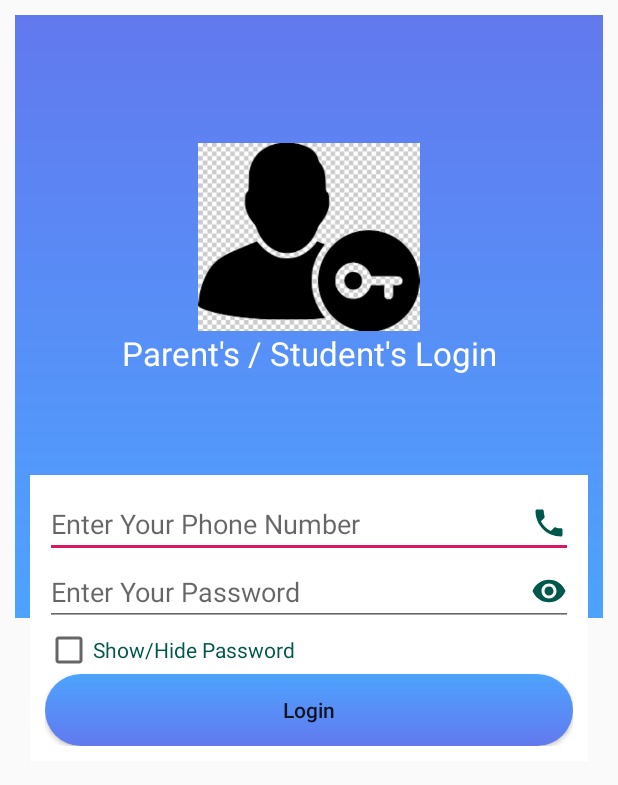
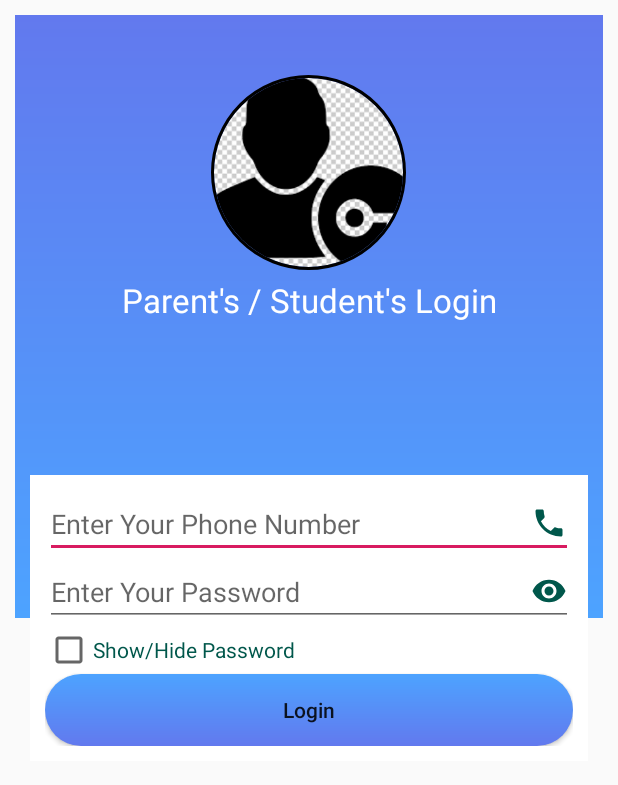
Before and after one commit to shub-naik/UpdatedSmartSchoolApp, an Android app: the layout activity_parent.xml on its own in the app's theme, with its tools: preview values and no code run, on a phone screen of 412 x 824 dp. Shown: the top 785 px of the screen. Run offline under Robolectric (Android 15) with nearby library versions, the phone set to English and light mode, and no system bars.

```diff
--- a/app/src/main/AndroidManifest.xml
+++ b/app/src/main/AndroidManifest.xml
@@ -36,7 +36,8 @@
             android:parentActivityName=".MainActivity" />
         <activity
             android:name=".ParentActivity"
-            android:parentActivityName=".MainActivity" />
+            android:parentActivityName=".MainActivity"
+            android:theme="@style/LoginScreen" />
         <activity
             android:name=".BusTrackingActivity"
             android:parentActivityName=".MainActivity" />
--- a/app/src/main/java/com/example/SchoolManagement/MainActivity.java
+++ b/app/src/main/java/com/example/SchoolManagement/MainActivity.java
@@ -35,7 +35,8 @@ public class MainActivity extends AppCompatActivity {
         SharedPreferences.Editor editor = pref.edit();
 
 
-        if (pref.getString("ParentsPhoneNumber", null) != null) {
+        if (pref.getString("ParentsPhon" +
+                "eNumber", null) != null) {
             Intent ParentIntent = new Intent(MainActivity.this, ParentMainIndexActivity.class);
             startActivity(ParentIntent);
         }
--- a/app/src/main/res/layout/activity_parent.xml
+++ b/app/src/main/res/layout/activity_parent.xml
@@ -1,10 +1,11 @@
 <?xml version="1.0" encoding="utf-8"?>
+
 <androidx.coordinatorlayout.widget.CoordinatorLayout xmlns:android="http://schemas.android.com/apk/res/android"
     android:id="@+id/ParentLoginCoordinatorLayout"
     android:layout_width="match_parent"
     android:layout_height="match_parent">
 
-    <RelativeLayout
+    <RelativeLayout xmlns:android="http://schemas.android.com/apk/res/android"
         android:layout_width="match_parent"
         android:layout_height="wrap_content"
         android:padding="10dp">
@@ -75,24 +76,27 @@
                 android:textAllCaps="false" />
         </LinearLayout>
 
+        <de.hdodenhof.circleimageview.CircleImageView xmlns:app="http://schemas.android.com/apk/res-auto"
+            android:id="@+id/ParentLoginImage"
+            android:layout_width="130dp"
+            android:layout_height="130dp"
+            android:layout_centerHorizontal="true"
+            android:layout_marginTop="40dp"
+            android:src="@drawable/login_icon"
+            app:civ_border_color="#FF000000"
+            app:civ_border_width="2dp" />
+
         <TextView
             android:id="@+id/ParentLoginSymbol"
             android:layout_width="match_parent"
             android:layout_height="wrap_content"
-            android:layout_below="@+id/LayoutParentLoginInputs"
+            android:layout_below="@+id/ParentLoginImage"
+            android:layout_margin="5dp"
             android:gravity="center"
             android:text="Parent's / Student's Login"
             android:textAppearance="@style/TextAppearance.AppCompat.Large"
             android:textColor="@color/ToolbarColor" />
 
-        <ImageView
-            android:layout_width="200dp"
-            android:layout_height="125dp"
-            android:layout_above="@+id/ParentLoginSymbol"
-            android:layout_centerHorizontal="true"
-            android:src="@drawable/login_icon" />
-
-
     </RelativeLayout>
 
 </androidx.coordinatorlayout.widget.CoordinatorLayout>
--- a/app/src/main/res/values/styles.xml
+++ b/app/src/main/res/values/styles.xml
@@ -13,6 +13,9 @@
         <item name="android:windowBackground">@drawable/background_splash</item>
     </style>
 
+    <!-- Only NoActionBar Theme For Login Screen -->
+    <style name="LoginScreen" parent="Theme.AppCompat.Light.NoActionBar" />
+
     <!-- For EmergencyLeave MainIndex Screen -->
     <style name="EmergencyLeave" parent="Theme.AppCompat.Light.NoActionBar">
         <item name="colorPrimaryDark">@color/colorPrimaryDark</item>
```
